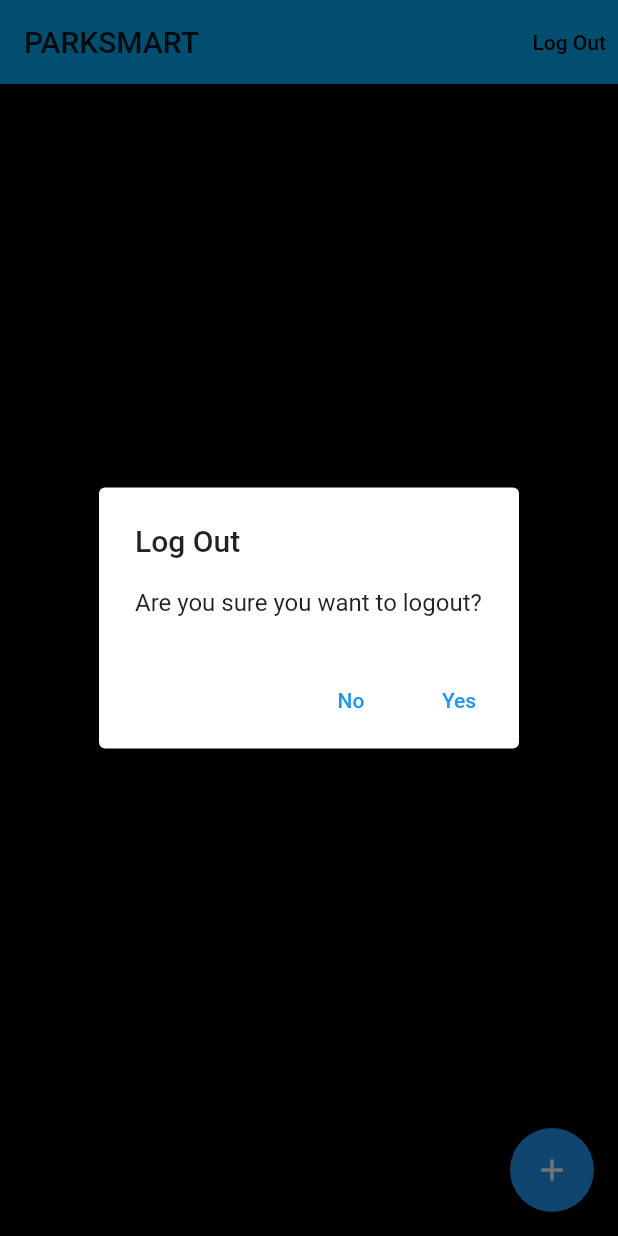
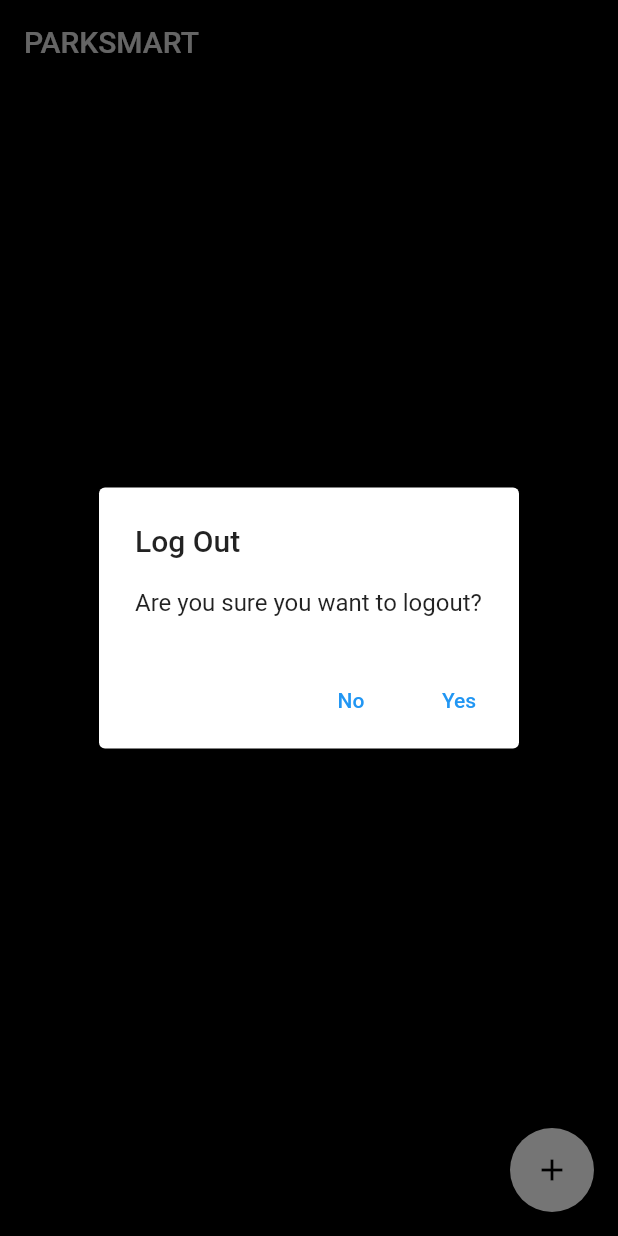
Before and after one commit to fimilfaneea/ParkSmart, a Flutter app: the HomePage screen opened by its route, after a tap on "Log Out", on a phone screen of 412 x 824 dp. Run offline on Flutter 3.47's test engine with Material 2 defaults, Android fonts, the phone set to English and light mode, and no system bars; our stand-ins replace cloud_firestore, dropdown_button2, firebase_auth, firebase_core, get, lottie and 1 more; missing offline and left inert: pay, razorpay_flutter; accounts and stored records are empty.

Commit message:
Fixed scroll issues and changed colors

```diff
--- a/lib/views/homepage.dart
+++ b/lib/views/homepage.dart
@@ -52,9 +52,9 @@ class _HomePageState extends State<HomePage> {
       child: Scaffold(
         appBar: AppBar(
           automaticallyImplyLeading: false,
-          title:Text("PARKSMART"),
-          foregroundColor: Colors.black87,
-          backgroundColor: Colors.lightBlue,
+          title:const Text("PARKSMART"),
+          foregroundColor: const Color.fromARGB(221, 255, 255, 255),
+          backgroundColor: const Color.fromARGB(255, 0, 0, 0),
           actions: [
             TextButton(
                 onPressed: (){
@@ -68,13 +68,16 @@ class _HomePageState extends State<HomePage> {
                       },false
                   );
                   /*Navigator.push(context, MaterialPageRoute(builder: (context)=>SignupPage()));*/
-                }, child: Text('Log Out',style: TextStyle(color: Colors.black),))
+                }, child: const Text('Log Out',style: TextStyle(color: Colors.black),))
           ],
         ),
         floatingActionButton: FloatingActionButton(
-          child: Icon(Icons.add),
+          foregroundColor: const Color.fromARGB(255, 0, 0, 0),
+          backgroundColor: const Color.fromARGB(255, 255, 255, 255),
+          child: const Icon(Icons.add),
           onPressed: (){
-            Get.to(Add());
+
+            Get.to(() => const Add());
           },
         ),
         body: Container(
@@ -96,7 +99,7 @@ class _HomePageState extends State<HomePage> {
                         padding: const EdgeInsets.all(8.0),
                         child: Container(
                           decoration: BoxDecoration(
-                              color: Colors.blueAccent,
+                              color: const Color.fromARGB(255, 255, 255, 255),
                               boxShadow: [
                                 BoxShadow(
                                     blurRadius: 15,
@@ -126,7 +129,7 @@ class _HomePageState extends State<HomePage> {
                                 child: Row(
                                   children: [
                                     const Text("Mobile no : ",style: TextStyle(fontSize: 16,fontWeight: FontWeight.bold),),
-                                    Text(data['mobileno'],style: TextStyle(fontSize: 16,fontWeight: FontWeight.w500),),
+                                    Text(data['mobileno'],style: const TextStyle(fontSize: 16,fontWeight: FontWeight.w500),),
                                   ],
                                 ),
                               ),
@@ -136,7 +139,7 @@ class _HomePageState extends State<HomePage> {
                                 child: Row(
                                   children: [
                                     const Text("Vehicle Number : ",style: TextStyle(fontSize: 16,fontWeight: FontWeight.bold),),
-                                    Text(data['license'],style: TextStyle(fontSize: 16,fontWeight: FontWeight.w500),),
+                                    Text(data['license'],style: const TextStyle(fontSize: 16,fontWeight: FontWeight.w500),),
                                   ],
                                 ),
                               ),
@@ -172,9 +175,9 @@ class _HomePageState extends State<HomePage> {
                                             clipBehavior: Clip.antiAlias,
                                             width: 100,
                                             height: 30,
-                                            decoration: BoxDecoration(
-                                                color: Colors.teal,
-                                                borderRadius: const BorderRadius.only(
+                                            decoration: const BoxDecoration(
+                                                color: Color.fromARGB(255, 255, 255, 255),
+                                                borderRadius: BorderRadius.only(
                                                   topRight: Radius.circular(10),
                                                   bottomLeft: Radius.circular(10),
                                                 )
@@ -191,7 +194,7 @@ class _HomePageState extends State<HomePage> {
                                                 date: data['date'],
                                               )));
                                             },
-                                            child: Text("Edit",style: TextStyle(color: Colors.tealAccent,fontSize: 16,fontWeight: FontWeight.bold),)),
+                                            child: Text("Edit",style: TextStyle(color: Colors.tealAccent.withOpacity(0.0),fontSize: 16,fontWeight: FontWeight.bold),)),
                                         InkWell(
                                           onTap: (){
                                             _showMyDialog(
```
